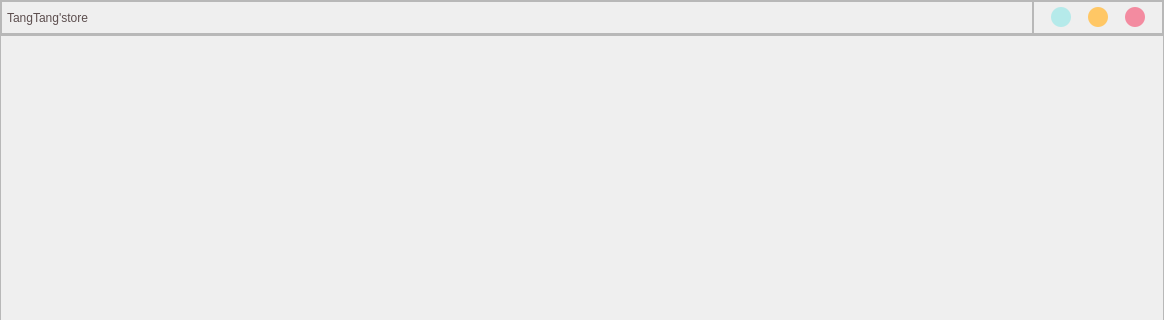
nanjingblue/Pancake-stall, file customerform.ui: the form before one commit; both pictures show x 0 to 1164 and y 0 to 320 of the 1164 by 729 pixel window.
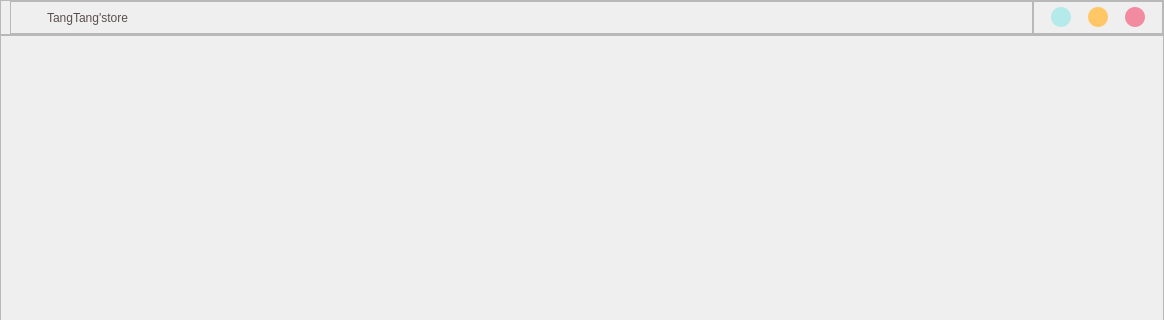
The form after the commit. Icons and pictures are not drawn. Custom widgets are drawn as their Qt base class.

The edit to the form file:
```diff
--- a/customerform.ui
+++ b/customerform.ui
@@ -54,7 +54,7 @@
        <number>0</number>
       </property>
       <property name="leftMargin">
-       <number>0</number>
+       <number>9</number>
       </property>
       <property name="topMargin">
        <number>0</number>
@@ -73,12 +73,15 @@
         <property name="frameShadow">
          <enum>QFrame::Raised</enum>
         </property>
-        <layout class="QHBoxLayout" name="horizontalLayout_5">
+        <property name="lineWidth">
+         <number>0</number>
+        </property>
+        <layout class="QHBoxLayout" name="horizontalLayout_4">
          <property name="spacing">
-          <number>0</number>
+          <number>6</number>
          </property>
          <property name="leftMargin">
-          <number>5</number>
+          <number>0</number>
          </property>
          <property name="topMargin">
           <number>0</number>
@@ -89,8 +92,33 @@
          <property name="bottomMargin">
           <number>0</number>
          </property>
+         <item>
+          <widget class="QLabel" name="labelIcon">
+           <property name="maximumSize">
+            <size>
+             <width>30</width>
+             <height>30</height>
+            </size>
+           </property>
+           <property name="styleSheet">
+            <string notr="true">border-image: url(:/icon/images/icon/store.svg);</string>
+           </property>
+           <property name="text">
+            <string/>
+           </property>
+           <property name="alignment">
+            <set>Qt::AlignCenter</set>
+           </property>
+          </widget>
+         </item>
          <item>
           <widget class="QLabel" name="titleLabel">
+           <property name="maximumSize">
+            <size>
+             <width>16777215</width>
+             <height>35</height>
+            </size>
+           </property>
            <property name="styleSheet">
             <string notr="true">color: rgb(92, 78, 78);
 font: 75 14pt &quot;Comic Sans MS&quot;;</string>
```
Left out of the diff: 2 changed lines with no effect on the pictures.
